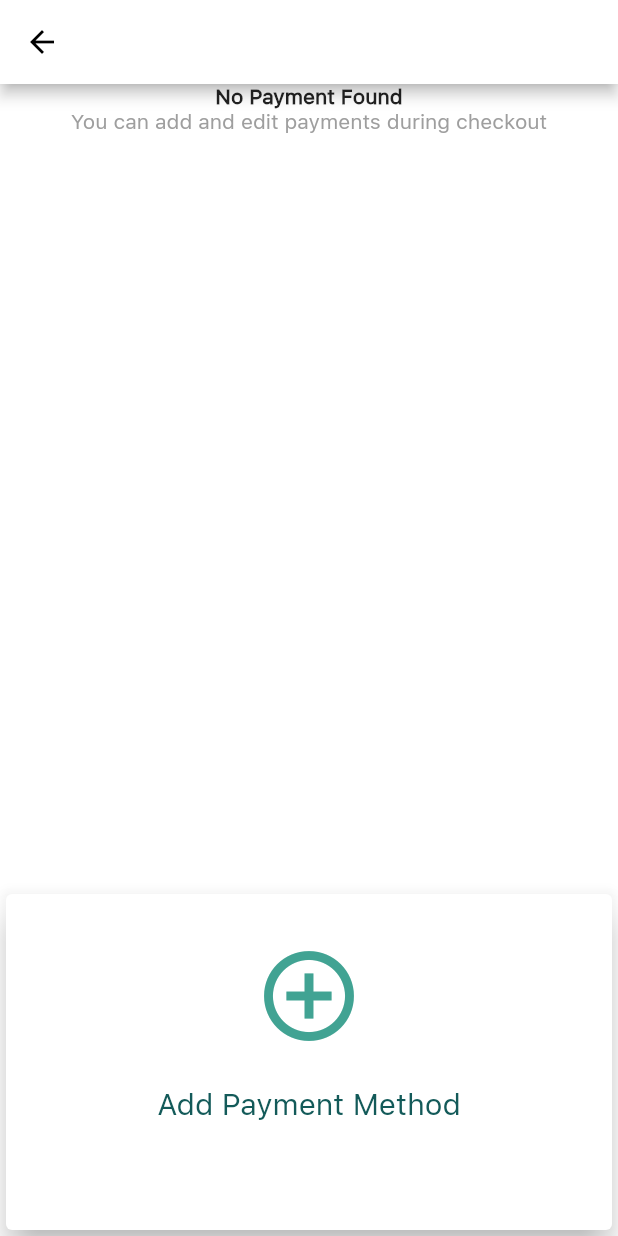
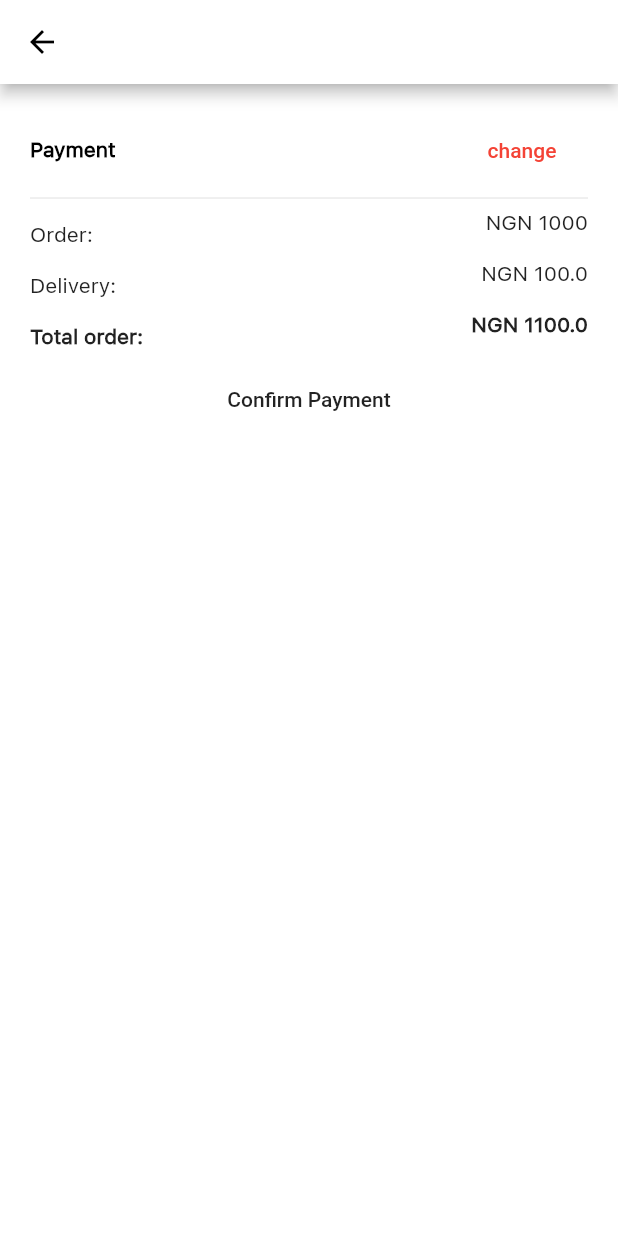
Before and after one commit to developerjamiu/launmax_mobile_app, a Flutter app: the PaymentProcess screen opened directly with sample values from the repository, after a tap on "pay", on a phone screen of 412 x 824 dp. Run offline on Flutter 3.47's test engine with Material 2 defaults, Android fonts, the phone set to English and light mode, and no system bars; drawn by our look-alikes of carousel_slider; our stand-ins replace cloud_firestore, device_preview, firebase_auth, firebase_core, flutter_spinkit, flutter_svg and 4 more; accounts and stored records are empty; project files that could hold a hidden picture were left out.

Commit message:
52.2% done with payments

```diff
--- a/lib/UI/screens/Payment_process.dart/checkout.dart
+++ b/lib/UI/screens/Payment_process.dart/checkout.dart
@@ -1,9 +1,7 @@
 import 'package:carousel_slider/carousel_controller.dart';
 import 'package:flutter/material.dart';
 import 'package:intl/intl.dart';
-import 'package:launmax_app/UI/screens/Payment_process.dart/stepper_info.dart';
 import 'package:launmax_app/models/orders.dart';
-import 'package:provider/provider.dart';
 
 class Checkout extends StatelessWidget {
     final CarouselController carouselController;
--- /dev/null
+++ b/lib/UI/screens/Payment_process.dart/confirm_payment.dart
@@ -0,0 +1,52 @@
+import 'package:carousel_slider/carousel_controller.dart';
+import 'package:flutter/material.dart';
+import 'package:flutter_svg/svg.dart';
+
+class ConfirmPayment extends StatelessWidget {
+  final CarouselController carouselController;
+  final int index;
+  final bool isSuccuess = false;
+  ConfirmPayment({this.carouselController, this.index});
+
+  @override
+  Widget build(BuildContext context) {
+    if (isSuccuess != false) {
+      return Container(
+
+          // padding: EdgeInsets.only(top: 200),
+          child: Center(
+        child: Column(
+          children: [
+            SizedBox(
+              height: MediaQuery.of(context).size.height * 0.3,
+            ),
+            SvgPicture.asset(
+              'assets/images/paymentFailed.svg',
+              // placeholderBuilder: (context) => CircularProgressIndicator(),
+              width: 200,
+              height: 200.0,
+            ),
+          ],
+        ),
+      ));
+    } else {
+      return Container(
+          // padding: EdgeInsets.only(top: 200),
+          child: Center(
+              child: Column(
+                  // mainAxisAlignment: MainAxisAlignment.spaceAround,
+                  children: [
+            SizedBox(
+              height: MediaQuery.of(context).size.height * 0.3,
+            ),
+            SvgPicture.asset(
+              'assets/images/paymentSuccess.svg',
+              // placeholderBuilder: (context) => CircularProgressIndicator(),
+              width: 200,
+              height: 200.0,
+            ),
+
+          ])));
+    }
+  }
+}
--- a/lib/UI/screens/Payment_process.dart/payment.dart
+++ b/lib/UI/screens/Payment_process.dart/payment.dart
@@ -1,5 +1,6 @@
 import 'package:carousel_slider/carousel_controller.dart';
 import 'package:flutter/material.dart';
+import 'package:launmax_app/UI/screens/Payment_process.dart/confirm_payment.dart';
 import 'package:launmax_app/models/orders.dart';
 
 import '../../../constant.dart';
@@ -12,7 +13,7 @@ class Payment extends StatelessWidget {
 
   Payment({this.carouselController, this.index, this.order});
 
-  final bool isPayment = false;
+  final bool isPayment = true;
 
   final double delivery_fee = 100.00;
 
@@ -20,11 +21,14 @@ class Payment extends StatelessWidget {
   Widget build(BuildContext context) {
     if (isPayment != true) {
       return Container(
+        padding: EdgeInsets.only(top: 200),
           child: Center(
-              child: Column(children: [
+              child: Column(
+                  mainAxisAlignment: MainAxisAlignment.spaceAround,
+                  children: [
             Text(
               'No Payment Found',
-          style: TextStyle(fontWeight: FontWeight.w600),
+              style: TextStyle(fontWeight: FontWeight.w600, fontSize: 20),
             ),
             Text(
               'You can add and edit payments during checkout',
@@ -39,14 +43,15 @@ class Payment extends StatelessWidget {
                       borderRadius: BorderRadius.circular(8),
                       onTap: () {},
                       child: Container(
-                width: double.infinity,
+                        width: MediaQuery.of(context).size.width * 0.68,
                         height: 184,
-                margin: EdgeInsets.only(left: 16.0, right: 16.0, bottom: 40.0),
+                        margin: EdgeInsets.only(
+                          left: 50.0,
+                          right: 50.0,
+                          bottom: 50.0,
+                        ),
                         decoration: BoxDecoration(
-                  // color: color,
                           borderRadius: BorderRadius.circular(5),
-                  // border: Border.all(color: AppColor.stroke),
-                  // boxShadow: [kDropShadow(0, 12, 12), kDropShadow(0, 16, 24)],
                         ),
                         child: Center(
                           child: Column(
@@ -75,13 +80,19 @@ class Payment extends StatelessWidget {
             )
           ])));
       //////////////
+      ///
+      ///
       ///ELSE
+      ///
+      ///
       ////////////
     } else {
       return Container(
+        padding: EdgeInsets.all(20),
         child: Column(
           children: [
             Row(
+              mainAxisAlignment: MainAxisAlignment.spaceBetween,
               children: [
                 Text(
                   'Payment',
@@ -98,34 +109,42 @@ class Payment extends StatelessWidget {
             Divider(),
             Container(
               child: Row(
+                mainAxisAlignment: MainAxisAlignment.spaceBetween,
                 children: [
                   Text('Order:'),
-                  Text('NGN ${order.totalCost}'),
+                  Text('NGN ${order.totalCost}\n'),
                 ],
               ),
             ),
             Container(
               child: Row(
+                mainAxisAlignment: MainAxisAlignment.spaceBetween,
                 children: [
                   Text('Delivery:'),
-                  Text('NGN $delivery_fee'),
+                  Text('NGN $delivery_fee\n'),
                 ],
               ),
             ),
             Container(
               child: Row(
+                mainAxisAlignment: MainAxisAlignment.spaceBetween,
                 children: [
                   Text(
                     'Total order:',
                     style: TextStyle(fontWeight: FontWeight.w600),
                   ),
                   Text(
-                    'NGN ${order.totalCost + delivery_fee} :',
+                    'NGN ${order.totalCost + delivery_fee}\n',
                     style: TextStyle(fontWeight: FontWeight.w600),
                   ),
                 ],
               ),
-            )
+            ),
+
+            MaterialButton(
+              onPressed: ()=> carouselController.animateToPage(index + 1),
+              child: Text('Confirm Payment'),
+            ),
           ],
         ),
       );
--- a/lib/UI/screens/Payment_process.dart/payment_process.dart
+++ b/lib/UI/screens/Payment_process.dart/payment_process.dart
@@ -2,6 +2,7 @@ import 'package:carousel_slider/carousel_slider.dart';
 import 'package:flutter/material.dart';
 import 'package:font_awesome_flutter/font_awesome_flutter.dart';
 import 'package:launmax_app/UI/screens/Payment_process.dart/checkout.dart';
+import 'package:launmax_app/UI/screens/Payment_process.dart/confirm_payment.dart';
 import 'package:launmax_app/UI/screens/Payment_process.dart/payment.dart';
 import 'package:launmax_app/models/orders.dart';
 
@@ -61,6 +62,10 @@ class _PaymentProcessState extends State<PaymentProcess> {
                     index: pageIndex,
                     order: widget.order,
                   ),
+                  ConfirmPayment(
+                    carouselController: _carouselController,
+                    index: pageIndex,
+                  ),
                 ],
               ),
             ),
--- a/lib/UI/screens/Payment_process.dart/stepper_info.dart
+++ /dev/null
@@ -1,84 +0,0 @@
-import 'package:flutter/material.dart';
-import 'package:launmax_app/UI/screens/Payment_process.dart/checkout.dart';
-import 'package:launmax_app/UI/screens/Payment_process.dart/payment.dart';
-import 'package:launmax_app/models/orders.dart';
-
-class StepperInfo extends ChangeNotifier {
-  int _currentStep = 0;
-  bool _complete = false;
-  Order _order;
-
-  List<Step> steps = [
-    Step(
-      title: const Text(''),
-      isActive: true,
-      state: StepState.indexed,
-      content: Checkout(),
-    ),
-    Step(
-      // subtitle: Text('data'),
-      isActive: false,
-      state: StepState.indexed,
-      title: const Text(''),
-      content: Payment(),
-    ),
-    Step(
-      state: StepState.indexed,
-      title: const Text(''),
-      subtitle: const Text(""),
-      content: Column(
-        children: <Widget>[
-          CircleAvatar(
-            backgroundColor: Colors.red,
-          )
-        ],
-      ),
-    ),
-  ];
-
-  setOrder(Order value){
-    _order = value;
-  notifyListeners();
-  }
-
-  Order getOrder(){
-    return _order;
-  }
-
-  getCurrentStep() {
-    return _currentStep;
-  }
-
-  setCurrentStep(int value) {
-    _currentStep = value;
-    notifyListeners();
-  }
-
-  getCompleteStep() {
-    return _complete;
-  }
-
-  setCompleteStep() {
-    _complete = !_complete;
-    notifyListeners();
-  }
-
-  next() {
-    getCurrentStep() + 1 != steps.length
-        ? goTo(getCurrentStep() + 1)
-        : setCompleteStep();
-    notifyListeners();
-  }
-
-  cancel() {
-    if (getCurrentStep() > 0) {
-      goTo(getCurrentStep() - 1);
-      notifyListeners();
-    }
-  }
-
-  goTo(int step) {
-    setCurrentStep(step);
-    notifyListeners();
-  }
-}
--- a/lib/main.dart
+++ b/lib/main.dart
@@ -1,10 +1,8 @@
 import 'package:device_preview/device_preview.dart';
 import 'package:flutter/foundation.dart';
 import 'package:flutter/material.dart';
-import 'package:launmax_app/UI/screens/Payment_process.dart/stepper_info.dart';
 import 'package:launmax_app/models/app_state.dart';
 import 'package:launmax_app/styles.dart';
-import 'package:launmax_app/ui/screens/cards_screen.dart';
 import 'package:launmax_app/ui/screens/signIn/signinViewModel.dart';
 import 'package:launmax_app/utils/screen_controller.dart';
 import 'package:provider/provider.dart';
@@ -34,9 +32,7 @@ class _MyAppState extends State<MyApp> {
         ChangeNotifierProvider(
           create: (context) => AppState(),
         ),
-        ChangeNotifierProvider(
-          create: (context) => StepperInfo(),
-        ),
+
         ChangeNotifierProvider(
           create: (_) => SigninViewModel(),
         ),
```
Also changed, not shown: assets/images/paymentFailed.svg (added), assets/images/paymentSuccess.svg (added). Lines whose indentation alone changed are shown as unchanged.
